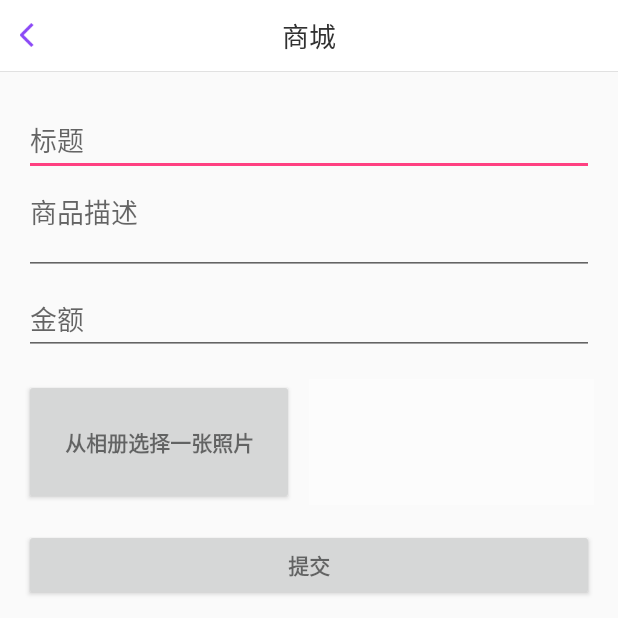
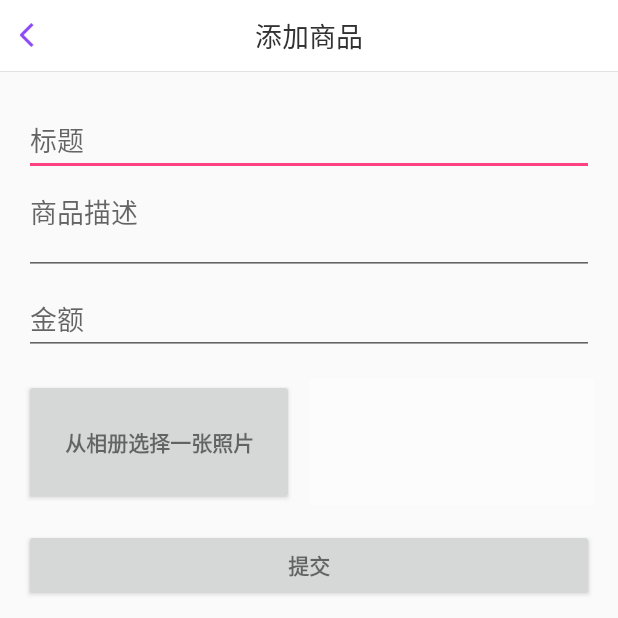
Before and after one commit to Android-Development-Group/NewsApp, an Android app: the AddGoodsActivity screen opened directly, with no data from a screen before it, after a tap on "提交", on a phone screen of 412 x 824 dp, the top half of it. Run offline under Robolectric (Android 15) with nearby library versions, the phone set to English and light mode, and no system bars; our stand-ins replace ButterKnife; libraries missing offline, so code that uses them is left out: com.avos.avoscloud; 1 statement that could not run was skipped.

Commit message:
fixed  add  data

```diff
--- a/app/build.gradle
+++ b/app/build.gradle
@@ -9,7 +9,7 @@ android {
         minSdkVersion 18
         targetSdkVersion 22
         versionCode 1
-        versionName "1.3"
+        versionName "1.4"
         testInstrumentationRunner "android.support.test.runner.AndroidJUnitRunner"
         externalNativeBuild {
             cmake {
--- a/app/src/main/AndroidManifest.xml
+++ b/app/src/main/AndroidManifest.xml
@@ -12,6 +12,11 @@
     <uses-permission android:name="android.permission.READ_PHONE_STATE"/>
     <uses-permission android:name="android.permission.KILL_BACKGROUND_PROCESSES"/>
     <uses-permission android:name="android.permission.READ_LOGS"/>
+
+    <!-- To auto-complete the email text field in the login form with the user's emails -->
+    <uses-permission android:name="android.permission.GET_ACCOUNTS"/>
+    <uses-permission android:name="android.permission.READ_PROFILE"/>
+    <uses-permission android:name="android.permission.READ_CONTACTS"/>
 
     <application
         android:name=".TotalApplication"
--- a/app/src/main/java/com/myself/newsapp/MainActivity.java
+++ b/app/src/main/java/com/myself/newsapp/MainActivity.java
@@ -12,7 +12,6 @@ import com.avos.avoscloud.AVUser;
 import com.avos.avoscloud.SaveCallback;
 import com.myself.newsapp.base.TitleActivity;
 import com.myself.newsapp.jninative.NativeLib;
-import com.myself.newsapp.na_store.GoodsListActivity;
 import com.myself.newsapp.user.LoginActivity;
 
 import butterknife.BindView;
@@ -64,7 +63,7 @@ public class MainActivity extends TitleActivity {
     public void onClick(View v) {
         switch (v.getId()) {
             case R.id.tv_text:
-                startActivity(GoodsListActivity.class);
+
                 break;
         }
     }
--- a/app/src/main/java/com/myself/newsapp/test/AddGoodsActivity.java
+++ b/app/src/main/java/com/myself/newsapp/test/AddGoodsActivity.java
@@ -2,80 +2,81 @@ package com.myself.newsapp.test;
 
 import android.content.Intent;
 import android.os.Bundle;
-import android.os.Handler;
 import android.provider.MediaStore;
-import android.support.v7.app.AppCompatActivity;
-import android.view.MenuItem;
 import android.view.View;
-import android.widget.Button;
 import android.widget.EditText;
 import android.widget.ImageView;
 import android.widget.ProgressBar;
 import android.widget.Toast;
 
-import com.avos.avoscloud.AVAnalytics;
 import com.avos.avoscloud.AVException;
 import com.avos.avoscloud.AVFile;
 import com.avos.avoscloud.AVObject;
 import com.avos.avoscloud.AVUser;
 import com.avos.avoscloud.SaveCallback;
 import com.myself.newsapp.R;
+import com.myself.newsapp.base.TitleActivity;
 
 import java.io.ByteArrayOutputStream;
 import java.io.IOException;
 import java.io.InputStream;
 
-public class AddGoodsActivity extends AppCompatActivity {
+import butterknife.BindView;
+import butterknife.OnClick;
 
-  private ImageView mImageViewSelect;
+public class AddGoodsActivity extends TitleActivity {
+
+    @BindView(R.id.progess)
+    ProgressBar mProgess;
+    @BindView(R.id.edittext_title_publish)
+    EditText mEdittextTitlePublish;
+    @BindView(R.id.edittext_discription_publish)
+    EditText mEdittextDiscriptionPublish;
+    @BindView(R.id.edittext_price_publish)
+    EditText mEdittextPricePublish;
+    @BindView(R.id.imageview_select_publish)
+    ImageView mImageviewSelectPublish;
+
     private byte[] mImageBytes = null;
-  private Handler mHandler = new Handler();
-  private ProgressBar mProgerss;
-//  private ProgressCallback mImageUploadProgressCallback = new ProgressCallback() {
-//    @Override
-//    public void done(Integer integer) {
-//      final int mProgressStatus = integer;
-//      mProgerss.setProgress(mProgressStatus);
-//    }
-//  };
 
     @Override
-  protected void onCreate(Bundle savedInstanceState) {
-    super.onCreate(savedInstanceState);
-    setContentView(R.layout.activity_publish);
+    protected int getLayoutId() {
+        return R.layout.activity_add_goods;
+    }
 
-    mImageViewSelect = (ImageView) findViewById(R.id.imageview_select_publish);
-    mProgerss = (ProgressBar) findViewById(R.id.mProgess);
+    @Override
+    protected void onViewCreatedFinish(Bundle saveInstanceState) {
+        addNavigation();
 
-    getSupportActionBar().setDisplayHomeAsUpEnabled(true);
-    getSupportActionBar().setTitle(getString(R.string.publish));
+    }
 
-    Button mButtonSelect = (Button) findViewById(R.id.button_select_publish);
-    mButtonSelect.setOnClickListener(new View.OnClickListener() {
-      @Override
+    @OnClick({R.id.button_select_publish, R.id.button_submit_publish})
     public void onClick(View view) {
+        switch (view.getId()) {
+            case R.id.button_select_publish:
                 Intent intent = new Intent(Intent.ACTION_GET_CONTENT);
                 intent.setType("image/*");
                 startActivityForResult(intent, 42);
+                break;
+            case R.id.button_submit_publish:
+                submitPublish();
+                break;
         }
-    });
+    }
 
-    final EditText mDiscriptionEdit = (EditText) findViewById(R.id.edittext_discription_publish);
-    final EditText mTitleEdit = (EditText) findViewById(R.id.edittext_title_publish);
-    final EditText mPriceEdit = (EditText) findViewById(R.id.edittext_price_publish);
-
-    findViewById(R.id.button_submit_publish).setOnClickListener(new View.OnClickListener() {
-      @Override
-      public void onClick(View view) {
-        if ("".equals(mTitleEdit.getText().toString())) {
+    /**
+     * 提交
+     */
+    public void submitPublish() {
+        if ("".equals(mEdittextTitlePublish.getText().toString())) {
             Toast.makeText(AddGoodsActivity.this, "请输入标题", Toast.LENGTH_SHORT).show();
             return;
         }
-        if ("".equals(mDiscriptionEdit.getText().toString())) {
+        if ("".equals(mEdittextDiscriptionPublish.getText().toString())) {
             Toast.makeText(AddGoodsActivity.this, "请输入商品描述", Toast.LENGTH_SHORT).show();
             return;
         }
-        if ("".equals(mPriceEdit.getText().toString())) {
+        if ("".equals(mEdittextPricePublish.getText().toString())) {
             Toast.makeText(AddGoodsActivity.this, "请输入金额", Toast.LENGTH_SHORT).show();
             return;
         }
@@ -83,26 +84,23 @@ public class AddGoodsActivity extends AppCompatActivity {
             Toast.makeText(AddGoodsActivity.this, "请选择一张照片", Toast.LENGTH_SHORT).show();
             return;
         }
-        mProgerss.setVisibility(View.VISIBLE);
+        mProgess.setVisibility(View.VISIBLE);
         AVObject product = new AVObject("Product");
-        product.put("title", mTitleEdit.getText().toString());
-        product.put("description", mDiscriptionEdit.getText().toString());
-        product.put("price", Integer.parseInt(mPriceEdit.getText().toString()));
+        product.put("title", mEdittextTitlePublish.getText().toString());
+        product.put("description", mEdittextDiscriptionPublish.getText().toString());
+        product.put("price", Integer.parseInt(mEdittextPricePublish.getText().toString()));
         product.put("owner", AVUser.getCurrentUser());
         product.put("image", new AVFile("productPic", mImageBytes));
         product.saveInBackground(new SaveCallback() {
             @Override
             public void done(AVException e) {
                 if (e == null) {
-              mProgerss.setVisibility(View.GONE);
+                    mProgess.setVisibility(View.GONE);
                     AddGoodsActivity.this.finish();
                 } else {
-              mProgerss.setVisibility(View.GONE);
+                    mProgess.setVisibility(View.GONE);
                     Toast.makeText(AddGoodsActivity.this, e.getMessage(), Toast.LENGTH_SHORT).show();
                 }
-          }
-        });
-//        }, mImageUploadProgressCallback);
             }
         });
     }
@@ -112,7 +110,7 @@ public class AddGoodsActivity extends AppCompatActivity {
         super.onActivityResult(requestCode, resultCode, data);
         if (requestCode == 42 && resultCode == RESULT_OK) {
             try {
-        mImageViewSelect.setImageBitmap(MediaStore.Images.Media.getBitmap(this.getContentResolver(), data.getData()));
+                mImageviewSelectPublish.setImageBitmap(MediaStore.Images.Media.getBitmap(this.getContentResolver(), data.getData()));
                 mImageBytes = getBytes(getContentResolver().openInputStream(data.getData()));
             } catch (IOException e) {
                 e.printStackTrace();
@@ -120,6 +118,13 @@ public class AddGoodsActivity extends AppCompatActivity {
         }
     }
 
+    /**
+     * 输入流
+     *
+     * @param inputStream
+     * @return
+     * @throws IOException
+     */
     public byte[] getBytes(InputStream inputStream) throws IOException {
         ByteArrayOutputStream byteArrayOutputStream = new ByteArrayOutputStream();
         int bufferSize = 1024;
@@ -128,26 +133,7 @@ public class AddGoodsActivity extends AppCompatActivity {
         while ((len = inputStream.read(buffer)) != -1) {
             byteArrayOutputStream.write(buffer, 0, len);
         }
+        byteArrayOutputStream.close();
         return byteArrayOutputStream.toByteArray();
     }
-
-  @Override
-  public boolean onOptionsItemSelected(MenuItem item) {
-    if (item.getItemId() == android.R.id.home) {
-      onBackPressed();
 }
-    return super.onOptionsItemSelected(item);
-  }
-
-  @Override
-  protected void onPause() {
-    super.onPause();
-    AVAnalytics.onPause(this);
-  }
-
-  @Override
-  protected void onResume() {
-    super.onResume();
-    AVAnalytics.onResume(this);
-  }
-}
--- a/app/src/main/res/layout/activity_publish.xml
+++ b/app/src/main/res/layout/activity_add_goods.xml
@@ -10,8 +10,17 @@
         style="@style/style_navigation_bar"
         app:nav_has_divider="true"
         app:nav_left_icon="@drawable/back_selector"
-        app:nav_main_title="@string/store_title"
+        app:nav_main_title="@string/add_goods_title"
         app:nav_main_title_color="@color/text_color"/>
+
+    <ProgressBar
+        android:id="@+id/progess"
+        style="?android:attr/progressBarStyleLarge"
+        android:layout_width="wrap_content"
+        android:layout_height="wrap_content"
+        android:layout_below="@id/navigation_bar"
+        android:layout_centerInParent="true"
+        android:visibility="gone"/>
 
     <ScrollView
         android:layout_width="match_parent"
@@ -87,12 +96,4 @@
 
     </ScrollView>
 
-    <ProgressBar
-        android:id="@+id/mProgess"
-        style="?android:attr/progressBarStyleLarge"
-        android:layout_width="wrap_content"
-        android:layout_height="wrap_content"
-        android:layout_centerInParent="true"
-        android:visibility="gone"/>
-
 </RelativeLayout>
--- a/app/src/main/res/layout/activity_test.xml
+++ b/app/src/main/res/layout/activity_test.xml
@@ -25,7 +25,7 @@
             android:id="@+id/tv_test_0"
             android:layout_width="wrap_content"
             android:layout_height="wrap_content"
-            android:text="测试"
+            android:text="测试商城"
             android:textAllCaps="false"/>
 
         <Button
--- a/app/src/main/res/values/strings.xml
+++ b/app/src/main/res/values/strings.xml
@@ -6,6 +6,7 @@
     <string name="store_title">商城</string>
 
     <string name="test_title">测试数据</string>
+    <string name="add_goods_title">添加商品</string>
 
     <string name="no_network_tips">您的网络不给力，请稍后重试</string>
 
```
Also changed, not shown: app/src/main/java/com/myself/newsapp/TestActivity.java (+22 -0 lines), app/src/main/java/com/myself/newsapp/na_store/GoodsListActivity.java (+5 -3 lines), 1 other file. Lines whose indentation alone changed are shown as unchanged.
